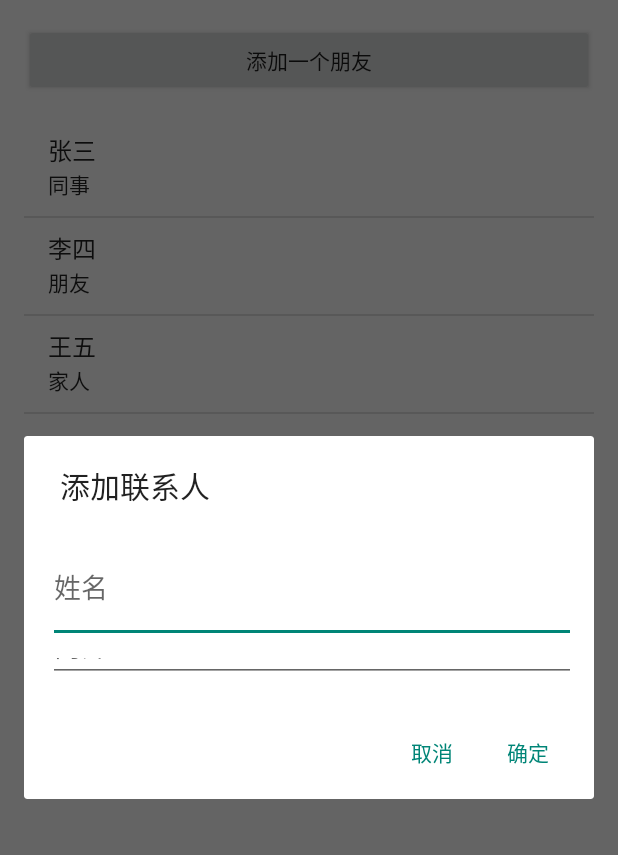
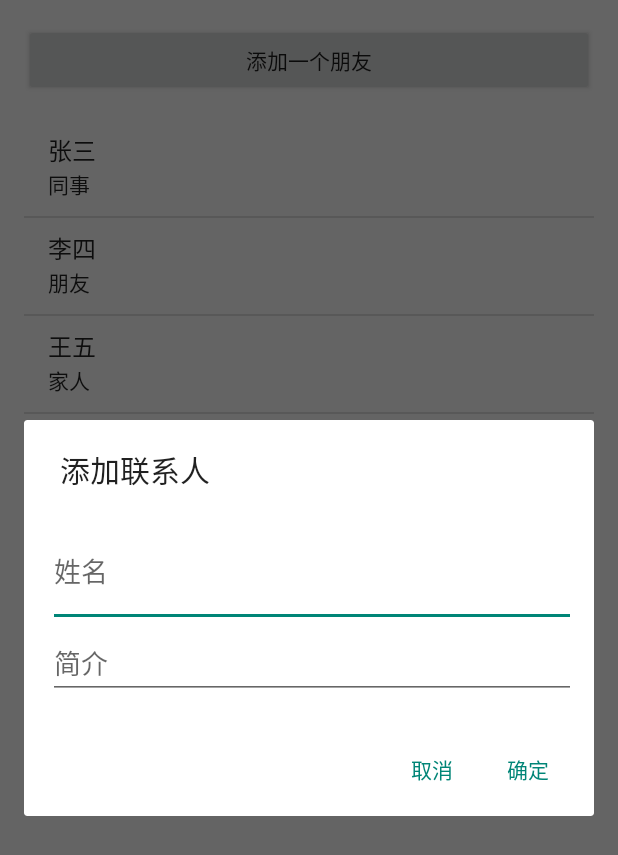
Before and after one commit to ClOVER-QwQ/AndroidLearn, an Android app: the screen it shows after launch (MainActivity), after a tap on "添加一个朋友", on a phone screen of 412 x 824 dp. Shown: the top 855 px of the screen. Run offline under Robolectric (Android 15) with nearby library versions, the phone set to English and light mode, and no system bars.

Commit message:
clover 3.10

```diff
--- a/app/src/main/res/layout/add_contact_dialog.xml
+++ b/app/src/main/res/layout/add_contact_dialog.xml
@@ -20,7 +20,7 @@
     <EditText
             android:id="@+id/etDescription"
             android:layout_width="1784dp"
-            android:layout_height="26dp"
+            android:layout_height="wrap_content"
             android:autofillHints=""
             android:hint="@string/info"
             android:inputType="text"
```
